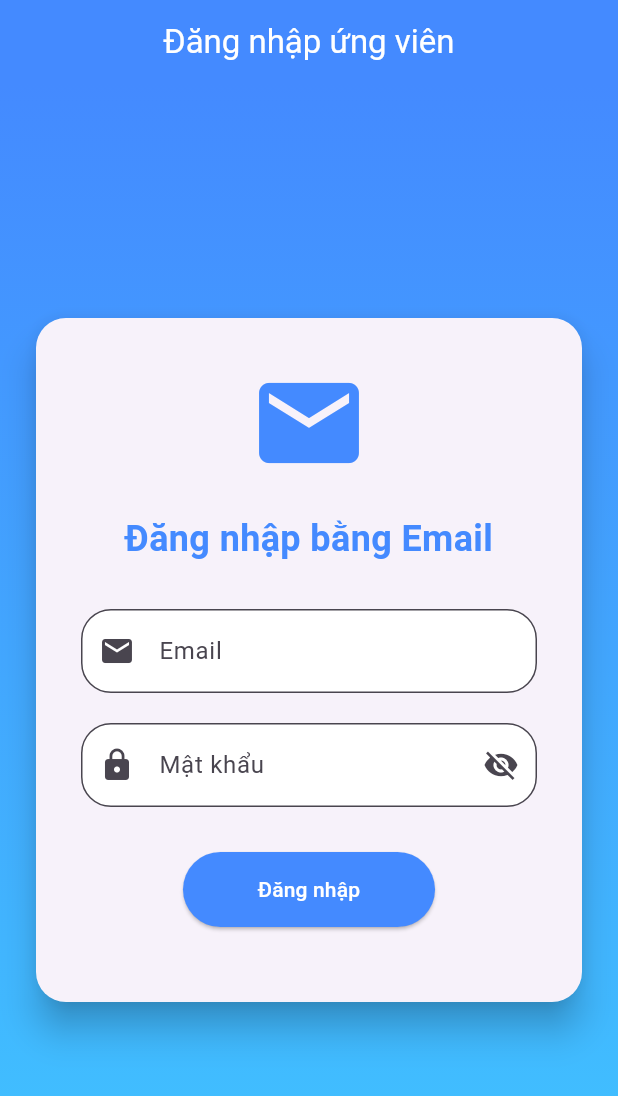
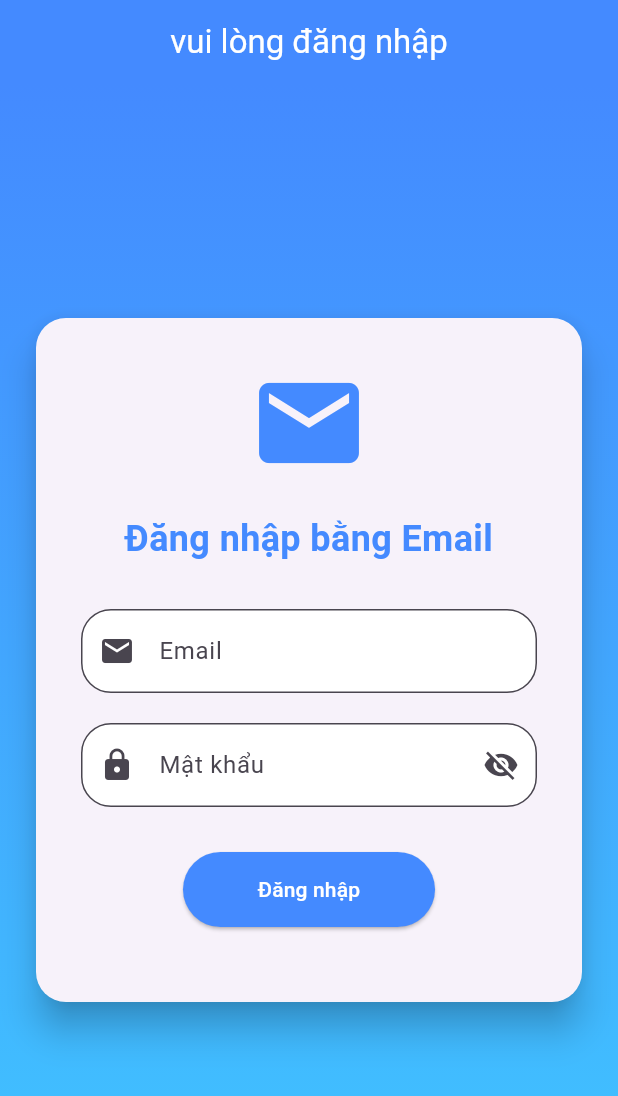
Before and after one commit to anhvuha123/AppMobile, a Flutter app: the screen it shows after launch, on a phone screen of 412 x 824 dp. Shown: the top 1096 px of the screen. Run offline on Flutter 3.47's test engine with Material 3 defaults, Android fonts, the phone set to English and light mode, and no system bars; our stand-ins replace cloud_firestore, firebase_auth, firebase_core, table_calendar; accounts and stored records are empty.

```diff
--- a/frontend/lib/pages/login_page.dart
+++ b/frontend/lib/pages/login_page.dart
@@ -19,7 +19,7 @@ class _LoginPageState extends State<LoginPage> {
   Widget build(BuildContext context) {
     return Scaffold(
       appBar: AppBar(
-        title: const Text("Đăng nhập ứng viên"),
+        title: const Text("vui lòng đăng nhập"),
         centerTitle: true,
       ),
       body: Container(
--- a/pubspec.yaml
+++ b/pubspec.yaml
@@ -19,6 +19,11 @@ dev_dependencies:
   flutter_test:
     sdk: flutter
   flutter_lints: ^2.0.0
+  flutter_launcher_icons: ^0.13.1
 
 flutter:
   uses-material-design: true
+
+flutter_icons:
+  android: true
+  image_path: "frontend/icon/iconApp.jpg"
```
Also changed, not shown: frontend/lib/pages/home_page.dart (+11 -3 lines), frontend/pubspec.yaml (+10 -2 lines), frontend/icon/iconApp.jpg (added), frontend/pubspec.lock, pubspec.lock.
